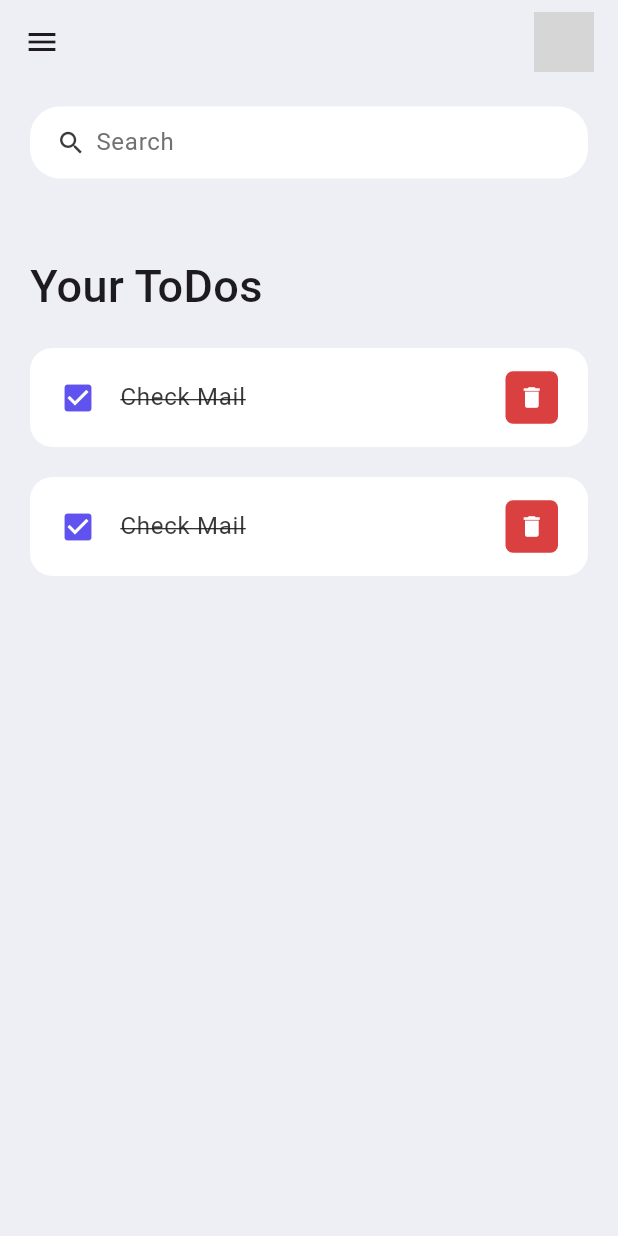
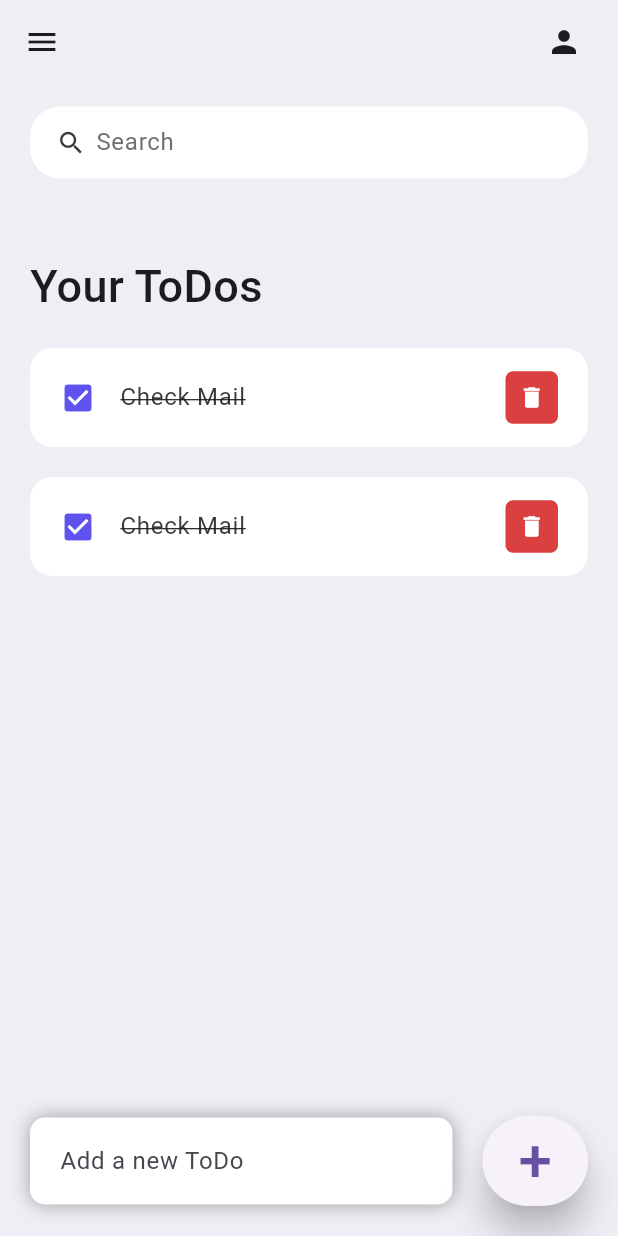
Before and after one commit to saku399/todo-app, a Flutter app: the screen it shows once a user with an empty profile is signed in, on a phone screen of 412 x 824 dp. Run offline on Flutter 3.47's test engine with Material 3 defaults, Android fonts, the phone set to English and light mode, and no system bars; our stand-ins replace cloud_firestore, firebase_auth, firebase_core; accounts and stored records are empty; grey boxes are pictures that could not be loaded.

Commit message:
add new todo in Firebase

```diff
--- a/lib/pages/home.dart
+++ b/lib/pages/home.dart
@@ -1,16 +1,29 @@
+import 'package:cloud_firestore/cloud_firestore.dart';
+import 'package:firebase_auth/firebase_auth.dart';
 import 'package:flutter/material.dart';
+
 import 'package:to_do_app/auth/auth_service.dart';
 import 'package:to_do_app/components/my_drawer.dart';
 import 'package:to_do_app/components/my_todos.dart';
 import 'package:to_do_app/constants/color.dart';
 
-class Home extends StatelessWidget {
+class Home extends StatefulWidget {
   const Home({Key? key}) : super(key: key);
 
+  @override
+  State<Home> createState() => _HomeState();
+}
+
+class _HomeState extends State<Home> {
   void logout(){
     final _auth = AuthService();
     _auth.signOut();
   }
+  final TextEditingController _textController = TextEditingController();
+
+  String? toDos;
+
+  List<String> myTodos = [];
 
   @override
   Widget build(BuildContext context) {
@@ -18,7 +31,9 @@ class Home extends StatelessWidget {
       backgroundColor: tdBGColor,
       appBar: _buildAppBar(),
       drawer: const MyDrawer(),
-      body: Container(
+      body: Stack(
+        children: [
+          Container(
         padding: const EdgeInsets.symmetric(
           horizontal: 20,
           vertical: 15,
@@ -48,7 +63,65 @@ class Home extends StatelessWidget {
             )
           ],
         ),
-      ),
+       ),
+       Align(
+        alignment: Alignment.bottomCenter,
+        child: Row(
+          children: [
+          Expanded(
+            child: Container(
+              margin: const EdgeInsets.only(
+                bottom: 20,
+                left: 20,
+                right: 20,
+              ),
+              padding: const EdgeInsets.symmetric(horizontal: 20, vertical: 5),
+              decoration: BoxDecoration(
+                color: Colors.white,
+                boxShadow: const [BoxShadow(
+                  color: Colors.grey,
+                  offset: Offset(0.0, 0.0),
+                  blurRadius: 10.0,
+                  spreadRadius: 0.0,
+                  ),
+                ],
+                borderRadius: BorderRadius.circular(10),
+              ),
+              child: TextField(
+                controller: _textController,
+                decoration: const InputDecoration(
+                  hintText: 'Add a new ToDo',
+                  border: InputBorder.none,
+                ),
+              ),
+            ),
+          ),
+          Container(
+            margin: const EdgeInsets.only(
+              bottom: 20,
+              right: 20
+            ),
+            child: ElevatedButton(
+              onPressed: () {
+               if (_textController.text.isNotEmpty) {
+                _addNewTodo();
+                _toDos();
+                //_fetchTodos();
+               } else {
+                print('text is empty');
+               }
+              },
+              child: const Text('+', style: TextStyle(fontSize: 40,),),
+              style: ElevatedButton.styleFrom(
+                minimumSize: const Size(60, 60),
+                elevation: 10,
+              )
+              ),
+          )
+        ],),
+       )
+      ],
+     )
     );
   }
 
@@ -91,10 +164,69 @@ class Home extends StatelessWidget {
               width: 40,
               child: ClipRRect(
                 borderRadius: BorderRadius.circular(20),
-                child: Image.asset('assets/images/avatar.jpeg'),
+                child: const Icon(Icons.person),
               ),
             ),
           ],
         ));
   }
+  Future<void> _addNewTodo() async {
+    print('add new todo');
+    final uid = FirebaseAuth.instance.currentUser!.uid;
+    if (uid == null || uid.isEmpty) return;
+
+    final newTodo = _textController.text.trim();
+    if (newTodo.isEmpty) return;
+
+    try {
+      await FirebaseFirestore.instance.collection('Users').doc(uid).update({
+        'toDos': FieldValue.arrayUnion([newTodo]),
+      });
+
+      setState(() {
+        myTodos.add(newTodo);
+        _textController.clear();
+      });
+    } catch (e) {
+      debugPrint('Failed to add new todo: $e');
+    }
+  }
+
+  Future<void> _fetchTodos() async {
+    print('fetch todo');
+    final uid = FirebaseAuth.instance.currentUser?.uid;
+    if (uid == null || uid.isEmpty) return;
+
+    final DocumentSnapshot userDoc = await FirebaseFirestore.instance
+        .collection('Users')
+        .doc(uid)
+        .get();
+
+    if (!userDoc.exists) return; // ドキュメントが存在しない場合は何もしない
+
+    final data = userDoc.data() as Map<String, dynamic>?;
+    // toDosフィールドが未登録でnullの場合は空リストとする
+    final List<dynamic> fetchedList = data?['toDos'] ?? [];
+    // dynamic配列をList<String>に変換
+    final List<String> todosAsStrings = fetchedList.map((e) => e.toString()).toList();
+
+    setState(() {
+      myTodos = todosAsStrings;
+    });
+  }
+  Future<void> _toDos() async {
+    final user = FirebaseAuth.instance.currentUser;
+    if (user != null) {
+      final DocumentSnapshot userDoc = await FirebaseFirestore.instance
+          .collection('Users')
+          .doc(user.uid)
+          .get();
+      setState(() {
+        var data = userDoc.data() as Map<String, dynamic>?;
+        toDos = data != null && data.containsKey('toDos')
+            ? data['toDos']
+            : 'ToDo';
+      });
+    }
+  }
 }
```
